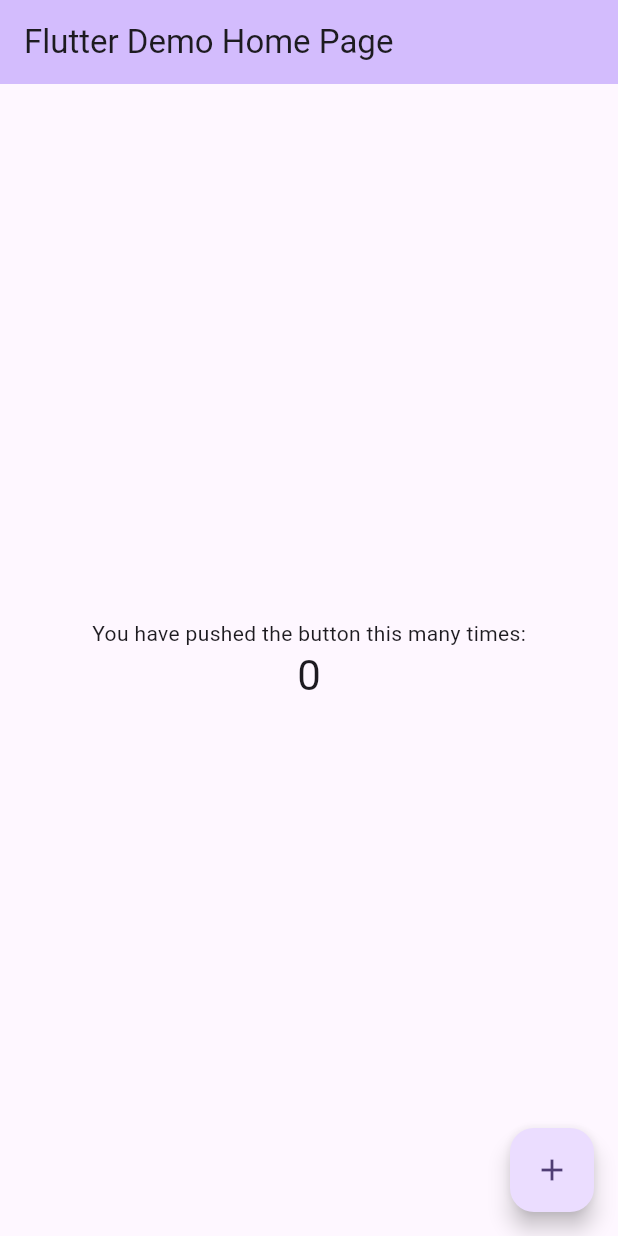
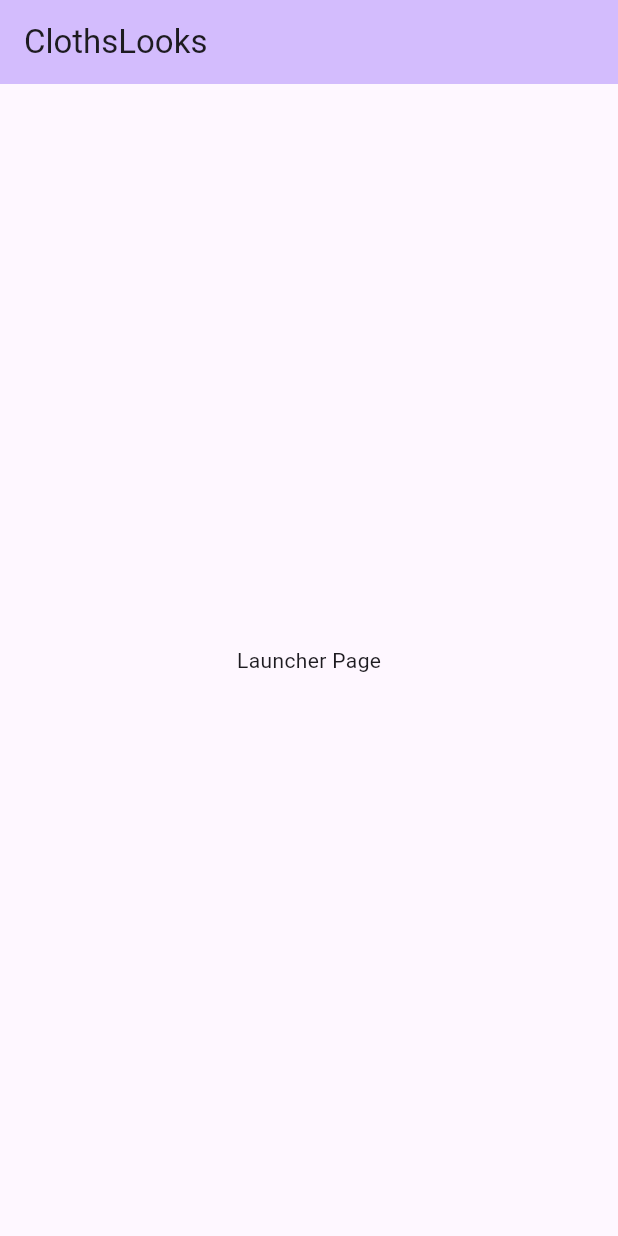
Before and after one commit to Lan0022/project_uas_mobileprogramming, a Flutter app: the screen it shows after launch, on a phone screen of 412 x 824 dp. Run offline on Flutter 3.47's test engine with Material 3 defaults, Android fonts, the phone set to English and light mode, and no system bars.

Commit message:
Membuat halaman dengan nama laucher.dart dari hasil memsihakan class di main.dart

```diff
--- /dev/null
+++ b/lib/launcher.dart
@@ -0,0 +1,36 @@
+import 'package:flutter/material.dart';
+
+class LaucherPage extends StatefulWidget {
+  @override
+  State<LaucherPage> createState() => _LaucherPageState();
+}
+
+class _LaucherPageState extends State<LaucherPage> {
+  @override
+  Widget build(BuildContext context) {
+    // This method is rerun every time setState is called, for instance as done
+    // by the _incrementCounter method above.
+    //
+    // The Flutter framework has been optimized to make rerunning build methods
+    // fast, so that you can just rebuild anything that needs updating rather
+    // than having to individually change instances of widgets.
+    return Scaffold(
+      appBar: AppBar(
+        // TRY THIS: Try changing the color here to a specific color (to
+        // Colors.amber, perhaps?) and trigger a hot reload to see the AppBar
+        // change color while the other colors stay the same.
+        backgroundColor: Theme.of(context).colorScheme.inversePrimary,
+        // Here we take the value from the LaucherPage object that was created by
+        // the App.build method, and use it to set our appbar title.
+        title: Text('ClothsLooks'),
+      ),
+      body: Center(
+        // Center is a layout widget. It takes a single child and positions it
+        // in the middle of the parent.
+        child: const Text(
+          'Launcher Page',
+        ),
+      ), // This trailing comma makes auto-formatting nicer for build methods.
+    );
+  }
+}
--- a/lib/main.dart
+++ b/lib/main.dart
@@ -1,3 +1,4 @@
+import 'package:clothslooks/launcher.dart';
 import 'package:flutter/material.dart';
 
 void main() {
@@ -31,95 +32,7 @@
         colorScheme: ColorScheme.fromSeed(seedColor: Colors.deepPurple),
         useMaterial3: true,
       ),
-      home: const MyHomePage(title: 'Flutter Demo Home Page'),
+      home: const LaucherPage(),
     );
   }
 }
-
-class MyHomePage extends StatefulWidget {
-  const MyHomePage({super.key, required this.title});
-
-  // This widget is the home page of your application. It is stateful, meaning
-  // that it has a State object (defined below) that contains fields that affect
-  // how it looks.
-
-  // This class is the configuration for the state. It holds the values (in this
-  // case the title) provided by the parent (in this case the App widget) and
-  // used by the build method of the State. Fields in a Widget subclass are
-  // always marked "final".
-
-  final String title;
-
-  @override
-  State<MyHomePage> createState() => _MyHomePageState();
-}
-
-class _MyHomePageState extends State<MyHomePage> {
-  int _counter = 0;
-
-  void _incrementCounter() {
-    setState(() {
-      // This call to setState tells the Flutter framework that something has
-      // changed in this State, which causes it to rerun the build method below
-      // so that the display can reflect the updated values. If we changed
-      // _counter without calling setState(), then the build method would not be
-      // called again, and so nothing would appear to happen.
-      _counter++;
-    });
-  }
-
-  @override
-  Widget build(BuildContext context) {
-    // This method is rerun every time setState is called, for instance as done
-    // by the _incrementCounter method above.
-    //
-    // The Flutter framework has been optimized to make rerunning build methods
-    // fast, so that you can just rebuild anything that needs updating rather
-    // than having to individually change instances of widgets.
-    return Scaffold(
-      appBar: AppBar(
-        // TRY THIS: Try changing the color here to a specific color (to
-        // Colors.amber, perhaps?) and trigger a hot reload to see the AppBar
-        // change color while the other colors stay the same.
-        backgroundColor: Theme.of(context).colorScheme.inversePrimary,
-        // Here we take the value from the MyHomePage object that was created by
-        // the App.build method, and use it to set our appbar title.
-        title: Text(widget.title),
-      ),
-      body: Center(
-        // Center is a layout widget. It takes a single child and positions it
-        // in the middle of the parent.
-        child: Column(
-          // Column is also a layout widget. It takes a list of children and
-          // arranges them vertically. By default, it sizes itself to fit its
-          // children horizontally, and tries to be as tall as its parent.
-          //
-          // Column has various properties to control how it sizes itself and
-          // how it positions its children. Here we use mainAxisAlignment to
-          // center the children vertically; the main axis here is the vertical
-          // axis because Columns are vertical (the cross axis would be
-          // horizontal).
-          //
-          // TRY THIS: Invoke "debug painting" (choose the "Toggle Debug Paint"
-          // action in the IDE, or press "p" in the console), to see the
-          // wireframe for each widget.
-          mainAxisAlignment: MainAxisAlignment.center,
-          children: <Widget>[
-            const Text(
-              'You have pushed the button this many times:',
-            ),
-            Text(
-              '$_counter',
-              style: Theme.of(context).textTheme.headlineMedium,
-            ),
-          ],
-        ),
-      ),
-      floatingActionButton: FloatingActionButton(
-        onPressed: _incrementCounter,
-        tooltip: 'Increment',
-        child: const Icon(Icons.add),
-      ), // This trailing comma makes auto-formatting nicer for build methods.
-    );
-  }
-}
```
